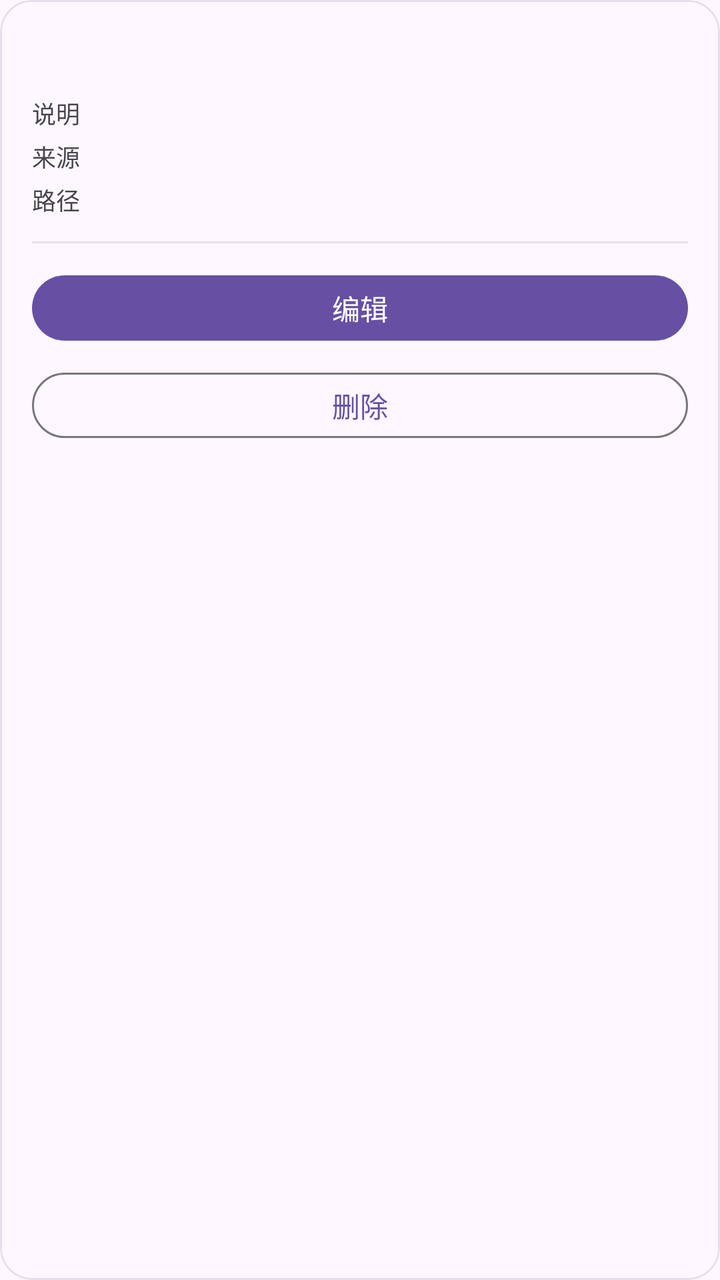
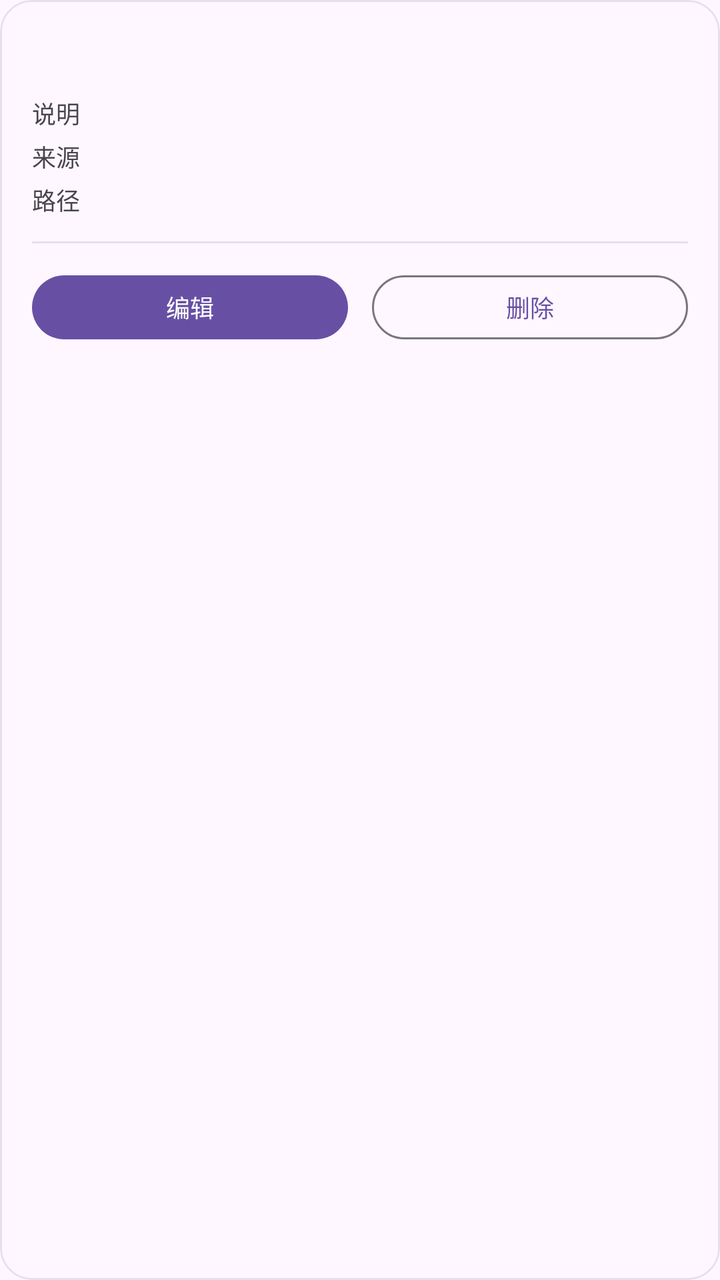

Screens rendered from an Android XML layout before and after an edit, with the pre-edit source and the edit as a unified diff.
<!-- AndroidManifest.xml: application theme Theme.CodeTool.Starting -->
<!-- res/layout/item_skill.xml -->
<?xml version="1.0" encoding="utf-8"?>
<com.google.android.material.card.MaterialCardView
    xmlns:android="http://schemas.android.com/apk/res/android"
    xmlns:app="http://schemas.android.com/apk/res-auto"
    android:layout_width="match_parent"
    android:layout_height="wrap_content"
    android:layout_marginBottom="12dp"
    app:cardCornerRadius="16dp"
    app:cardElevation="0dp"
    app:strokeWidth="1dp"
    app:strokeColor="?attr/colorSurfaceVariant">

    <LinearLayout
        android:layout_width="match_parent"
        android:layout_height="wrap_content"
        android:orientation="vertical"
        android:padding="16dp">

        
        <LinearLayout
            android:layout_width="match_parent"
            android:layout_height="wrap_content"
            android:orientation="horizontal"
            android:gravity="center_vertical">

            <com.google.android.material.textview.MaterialTextView
                android:id="@+id/skillName"
                android:layout_width="0dp"
                android:layout_height="wrap_content"
                android:layout_weight="1"
                android:singleLine="true"
                android:ellipsize="end"
                android:textSize="16sp"
                android:textStyle="bold"
                android:textColor="?attr/colorOnSurface" />

            <com.google.android.material.textview.MaterialTextView
                android:id="@+id/skillBadge"
                android:layout_width="wrap_content"
                android:layout_height="wrap_content"
                android:layout_marginStart="8dp"
                android:paddingStart="8dp"
                android:paddingEnd="8dp"
                android:paddingTop="3dp"
                android:paddingBottom="3dp"
                android:textSize="11sp"
                android:visibility="gone" />
        </LinearLayout>

        
        <LinearLayout
            android:layout_width="match_parent"
            android:layout_height="wrap_content"
            android:layout_marginTop="10dp"
            android:orientation="horizontal">

            <com.google.android.material.textview.MaterialTextView
                android:layout_width="72dp"
                android:layout_height="wrap_content"
                android:text="说明"
                android:textSize="12sp"
                android:textColor="?attr/colorOnSurfaceVariant" />

            <com.google.android.material.textview.MaterialTextView
                android:id="@+id/skillDesc"
                android:layout_width="0dp"
                android:layout_height="wrap_content"
                android:layout_weight="1"
                android:maxLines="2"
                android:ellipsize="end"
                android:textSize="13sp"
                android:textColor="?attr/colorOnSurface" />
        </LinearLayout>

        
        <LinearLayout
            android:layout_width="match_parent"
            android:layout_height="wrap_content"
            android:layout_marginTop="4dp"
            android:orientation="horizontal">

            <com.google.android.material.textview.MaterialTextView
                android:layout_width="72dp"
                android:layout_height="wrap_content"
                android:text="来源"
                android:textSize="12sp"
                android:textColor="?attr/colorOnSurfaceVariant" />

            <com.google.android.material.textview.MaterialTextView
                android:id="@+id/skillSource"
                android:layout_width="0dp"
                android:layout_height="wrap_content"
                android:layout_weight="1"
                android:singleLine="true"
                android:ellipsize="end"
                android:textSize="13sp"
                android:textColor="?attr/colorOnSurface" />
        </LinearLayout>

        
        <LinearLayout
            android:layout_width="match_parent"
            android:layout_height="wrap_content"
            android:layout_marginTop="4dp"
            android:orientation="horizontal">

            <com.google.android.material.textview.MaterialTextView
                android:layout_width="72dp"
                android:layout_height="wrap_content"
                android:text="路径"
                android:textSize="12sp"
                android:textColor="?attr/colorOnSurfaceVariant" />

            <com.google.android.material.textview.MaterialTextView
                android:id="@+id/skillPath"
                android:layout_width="0dp"
                android:layout_height="wrap_content"
                android:layout_weight="1"
                android:singleLine="true"
                android:ellipsize="end"
                android:textSize="13sp"
                android:fontFamily="monospace"
                android:textColor="?attr/colorOnSurface" />
        </LinearLayout>

        <View
            android:layout_width="match_parent"
            android:layout_height="1dp"
            android:layout_marginTop="12dp"
            android:background="?attr/colorSurfaceVariant" />

        <com.google.android.material.button.MaterialButton
            android:id="@+id/btnSkillEdit"
            android:layout_width="match_parent"
            android:layout_height="wrap_content"
            android:layout_marginTop="12dp"
            android:minHeight="40dp"
            android:text="编辑" />

        
        <com.google.android.material.button.MaterialButton
            android:id="@+id/btnSkillDelete"
            style="?attr/materialButtonOutlinedStyle"
            android:layout_width="match_parent"
            android:layout_height="wrap_content"
            android:layout_marginTop="8dp"
            android:minHeight="40dp"
            android:text="删除" />

    </LinearLayout>
</com.google.android.material.card.MaterialCardView>
<!-- resources referenced by this layout -->
<resources>
  <style name="Theme.CodeTool.Starting" parent="Theme.Material3.DayNight.NoActionBar">
          <item name="android:windowBackground">?android:colorBackground</item>
          <item name="android:statusBarColor" tools:targetApi="l">?android:colorBackground</item>
      </style>
</resources>

<!-- the commit's change to res/layout/item_skill.xml (unified diff, before → after) -->
@@ -129,23 +129,37 @@
             android:layout_marginTop="12dp"
             android:background="?attr/colorSurfaceVariant" />
 
-        <com.google.android.material.button.MaterialButton
-            android:id="@+id/btnSkillEdit"
+        
+        <LinearLayout
             android:layout_width="match_parent"
             android:layout_height="wrap_content"
             android:layout_marginTop="12dp"
-            android:minHeight="40dp"
-            android:text="编辑" />
+            android:orientation="horizontal">
 
-        
-        <com.google.android.material.button.MaterialButton
-            android:id="@+id/btnSkillDelete"
-            style="?attr/materialButtonOutlinedStyle"
-            android:layout_width="match_parent"
-            android:layout_height="wrap_content"
-            android:layout_marginTop="8dp"
-            android:minHeight="40dp"
-            android:text="删除" />
+            <com.google.android.material.button.MaterialButton
+                android:id="@+id/btnSkillEdit"
+                android:layout_width="0dp"
+                android:layout_height="wrap_content"
+                android:layout_weight="1"
+                android:minHeight="40dp"
+                android:maxLines="1"
+                android:singleLine="true"
+                android:textSize="12sp"
+                android:text="编辑" />
+
+            <com.google.android.material.button.MaterialButton
+                android:id="@+id/btnSkillDelete"
+                style="?attr/materialButtonOutlinedStyle"
+                android:layout_width="0dp"
+                android:layout_height="wrap_content"
+                android:layout_weight="1"
+                android:layout_marginStart="12dp"
+                android:minHeight="40dp"
+                android:maxLines="1"
+                android:singleLine="true"
+                android:textSize="12sp"
+                android:text="删除" />
+        </LinearLayout>
 
     </LinearLayout>
 </com.google.android.material.card.MaterialCardView>
